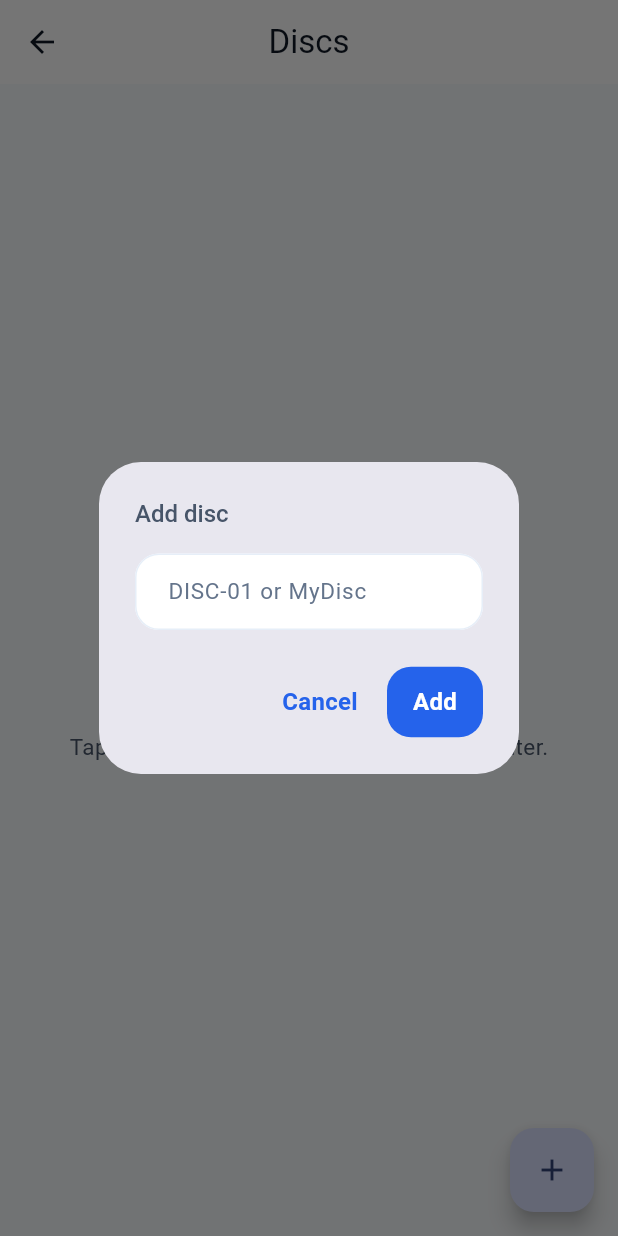
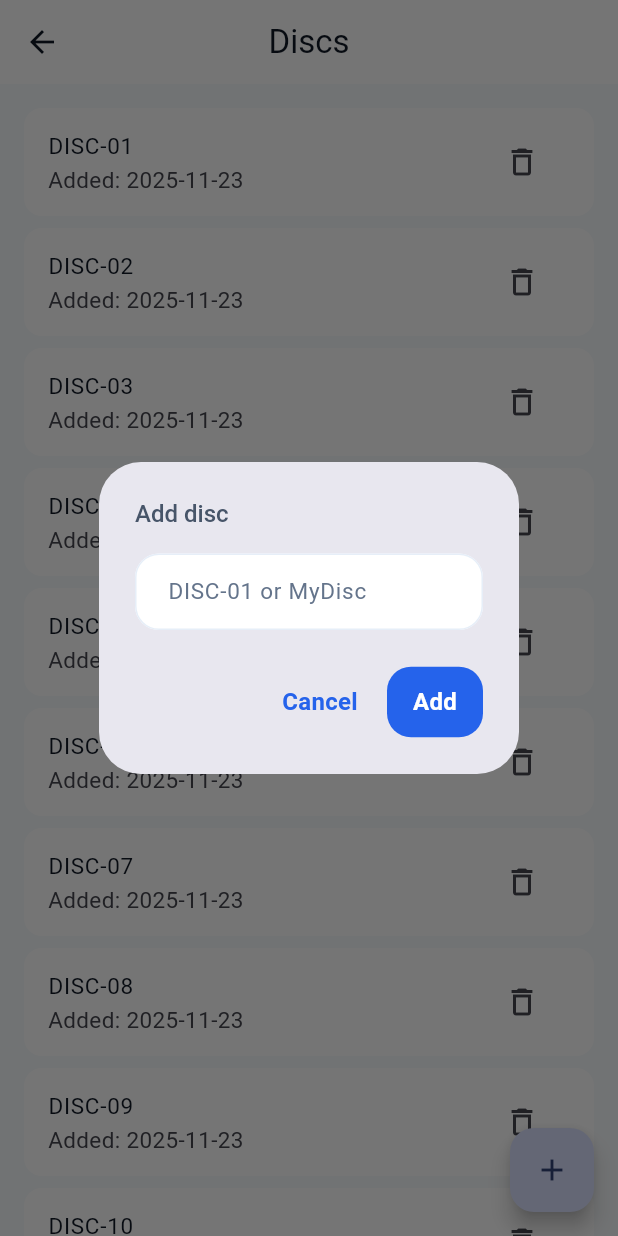
Before and after one commit to SmartDisc/SmartDisc, a Flutter app: the DiscsScreen screen opened directly, after a tap on the "add" icon, on a phone screen of 412 x 824 dp. Run offline on Flutter 3.47's test engine with Material 3 defaults, Android fonts, the phone set to English and light mode, and no system bars; our stand-ins replace shared_preferences; missing offline and left inert: model_viewer_plus; accounts and stored records are empty; network calls fail.

Commit message:
discs screen added and connected to dashboard

```diff
--- a/smartdisc/lib/screens/discs_screen.dart
+++ b/smartdisc/lib/screens/discs_screen.dart
@@ -1,7 +1,6 @@
-import 'dart:convert';
-
 import 'package:flutter/material.dart';
-import 'package:shared_preferences/shared_preferences.dart';
+// SharedPreferences usage moved to DiscService
+import '../services/disc_service.dart';
 
 class DiscsScreen extends StatefulWidget {
   const DiscsScreen({super.key});
@@ -11,35 +10,29 @@ class DiscsScreen extends StatefulWidget {
 }
 
 class _DiscsScreenState extends State<DiscsScreen> {
-  static const _kKey = 'smartdisc_discs';
-
+  final _svc = DiscService.instance();
   List<Map<String, dynamic>> _discs = [];
   bool _loading = true;
 
   @override
   void initState() {
     super.initState();
-    _load();
+    _init();
   }
 
-  Future<void> _load() async {
-    final sp = await SharedPreferences.getInstance();
-    final s = sp.getString(_kKey);
-    if (s != null) {
-      try {
-        final parsed = (jsonDecode(s) as List).cast<Map<String, dynamic>>();
-        _discs = parsed;
-      } catch (_) {
-        _discs = [];
-      }
-    }
+  Future<void> _init() async {
+    await _svc.init();
+    _discs = List<Map<String, dynamic>>.from(_svc.discs.value);
+    // Listen for external changes so UI updates when discs change elsewhere
+    _svc.discs.addListener(() {
+      setState(() {
+        _discs = List<Map<String, dynamic>>.from(_svc.discs.value);
+      });
+    });
     setState(() => _loading = false);
   }
 
-  Future<void> _save() async {
-    final sp = await SharedPreferences.getInstance();
-    await sp.setString(_kKey, jsonEncode(_discs));
-  }
+  // Save handled by DiscService; no-op kept for compatibility if needed later.
 
   String _formatDate(String iso) {
     try {
@@ -68,10 +61,7 @@ class _DiscsScreenState extends State<DiscsScreen> {
     );
 
     if (name == null || name.isEmpty) return;
-    setState(() {
-      _discs.insert(0, {'name': name, 'addedAt': DateTime.now().toUtc().toIso8601String()});
-    });
-    await _save();
+    await _svc.add(name);
   }
 
   Future<void> _removeDisc(int idx) async {
@@ -87,8 +77,7 @@ class _DiscsScreenState extends State<DiscsScreen> {
       ),
     );
     if (ok != true) return;
-    setState(() => _discs.removeAt(idx));
-    await _save();
+    await _svc.removeAt(idx);
   }
 
   @override
--- /dev/null
+++ b/smartdisc/lib/services/disc_service.dart
@@ -0,0 +1,57 @@
+import 'dart:convert';
+
+import 'package:flutter/foundation.dart';
+import 'package:shared_preferences/shared_preferences.dart';
+
+class DiscService {
+  static const _kKey = 'smartdisc_discs';
+  static final DiscService _instance = DiscService._internal();
+  factory DiscService.instance() => _instance;
+  DiscService._internal();
+
+  final ValueNotifier<List<Map<String, dynamic>>> discs = ValueNotifier([]);
+  bool _initialized = false;
+
+  Future<void> init() async {
+    if (_initialized) return;
+    final sp = await SharedPreferences.getInstance();
+    final s = sp.getString(_kKey);
+    if (s != null) {
+      try {
+        final parsed = (jsonDecode(s) as List).cast<Map<String, dynamic>>();
+        discs.value = parsed;
+      } catch (_) {
+        discs.value = [];
+      }
+    } else {
+      // If no stored discs, initialize with 10 default DISC-01..DISC-10
+      final now = DateTime.now().toUtc().toIso8601String();
+      discs.value = List.generate(10, (i) => {
+            'name': 'DISC-${(i + 1).toString().padLeft(2, '0')}',
+            'addedAt': now,
+          });
+      // persist defaults
+      await sp.setString(_kKey, jsonEncode(discs.value));
+    }
+    _initialized = true;
+  }
+
+  Future<void> _save() async {
+    final sp = await SharedPreferences.getInstance();
+    await sp.setString(_kKey, jsonEncode(discs.value));
+  }
+
+  Future<void> add(String name) async {
+    final entry = {'name': name, 'addedAt': DateTime.now().toUtc().toIso8601String()};
+    discs.value = [entry, ...discs.value];
+    await _save();
+  }
+
+  Future<void> removeAt(int index) async {
+    final copy = List<Map<String, dynamic>>.from(discs.value);
+    if (index < 0 || index >= copy.length) return;
+    copy.removeAt(index);
+    discs.value = copy;
+    await _save();
+  }
+}
```
Also changed, not shown: smartdisc/lib/screens/dashboard_screen.dart (+31 -3 lines).
